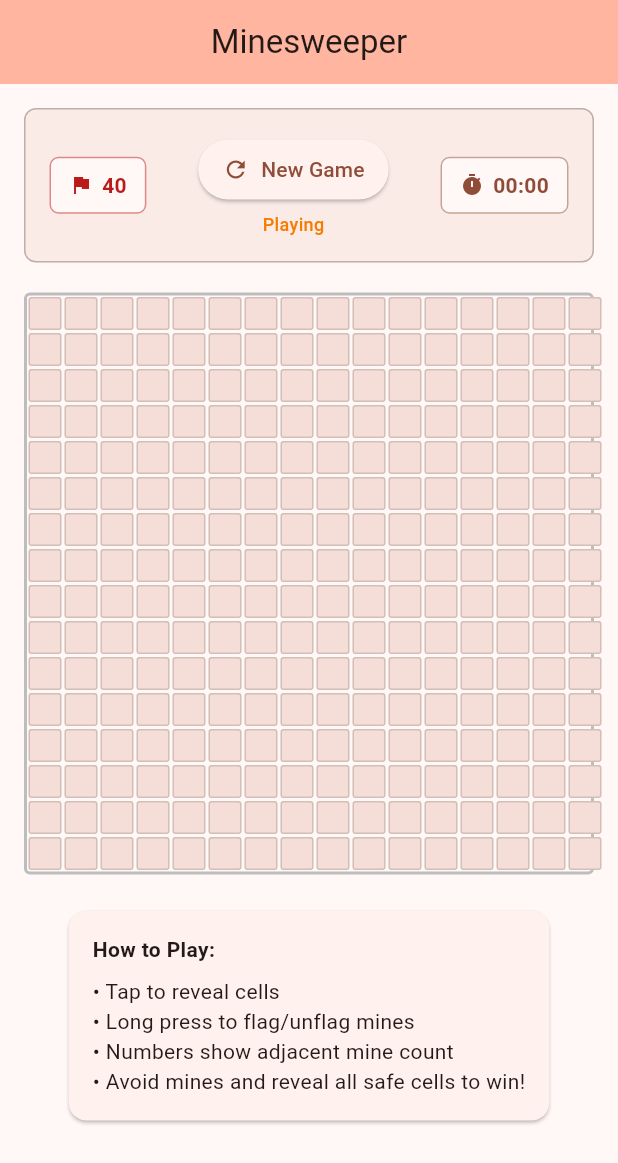
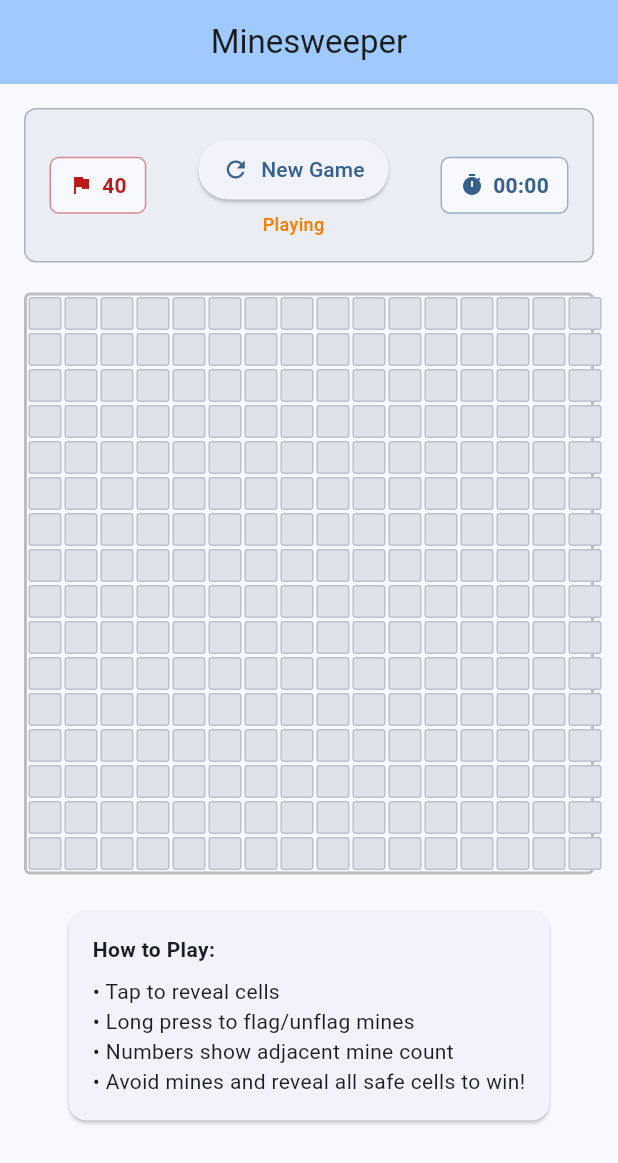
Before and after one commit to BirjuVachhani/mine_sweeper, a Flutter app: the screen it shows after launch, on a phone screen of 412 x 824 dp. Shown: the top 1163 px of the screen. Run offline on Flutter 3.47's test engine with Material 3 defaults, Android fonts, the phone set to English and light mode, and no system bars.

Commit message:
Change seedColor to blue

```diff
--- a/lib/main.dart
+++ b/lib/main.dart
@@ -14,14 +14,14 @@ class MinesweeperApp extends StatelessWidget {
       title: 'Minesweeper',
       theme: ThemeData(
         colorScheme: ColorScheme.fromSeed(
-          seedColor: Colors.deepOrange,
+          seedColor: Colors.blue,
           brightness: Brightness.light,
         ),
         useMaterial3: true,
       ),
       darkTheme: ThemeData(
         colorScheme: ColorScheme.fromSeed(
-          seedColor: Colors.deepOrange,
+          seedColor: Colors.blue,
           brightness: Brightness.dark,
         ),
         useMaterial3: true,
```
